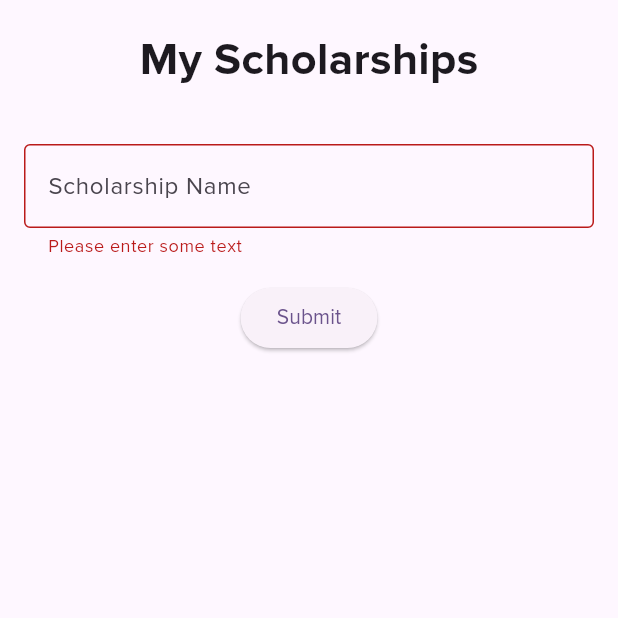
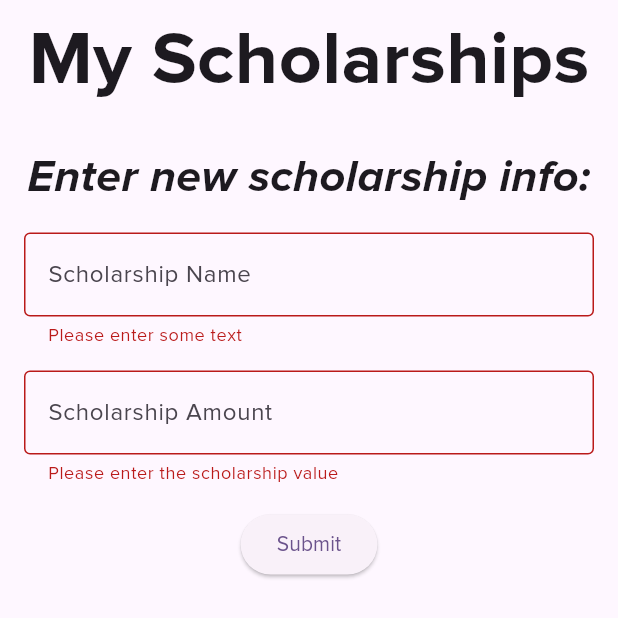
Before and after one commit to maureensanchez99/financial_awareness, a Flutter app: the Scholarships screen opened directly, after a tap on "Submit", on a phone screen of 412 x 824 dp, the top half of it. Run offline on Flutter 3.47's test engine with Material 3 defaults, Android fonts, the phone set to English and light mode, and no system bars.

Commit message:
added another entry field and some styling

```diff
--- a/lib/pages/scholarships.dart
+++ b/lib/pages/scholarships.dart
@@ -19,7 +19,7 @@ class Scholarships extends StatelessWidget {
                 "My Scholarships",
                 style: TextStyle(
                   fontFamily: 'ProximaNova',
-                  fontSize: 30,
+                  fontSize: 50,
                   fontWeight: FontWeight.bold,
                 ),
               ),
@@ -30,6 +30,16 @@ class Scholarships extends StatelessWidget {
                 key: _formKey,
                 child: Column(
                   children: [
+                    Text(
+                      'Enter new scholarship info:',
+                      style: TextStyle(
+                        fontFamily: 'ProximaNova',
+                        fontSize: 30,
+                        fontWeight: FontWeight.bold,
+                        fontStyle: FontStyle.italic,
+                      ),
+                    ),
+                    const SizedBox(height: 16.0),
                     TextFormField( // first text field
                       decoration: const InputDecoration(
                         hintText: 'Scholarship Name',
@@ -38,6 +48,19 @@ class Scholarships extends StatelessWidget {
                       validator: (String? value) {
                         if (value == null || value.isEmpty) {
                           return 'Please enter some text';
+                        }
+                        return null;
+                      },
+                    ),
+                    const SizedBox(height: 16.0),
+                    TextFormField( // first text field
+                      decoration: const InputDecoration(
+                        hintText: 'Scholarship Amount',
+                        border: OutlineInputBorder(),
+                      ),
+                      validator: (String? value) {
+                        if (value == null || value.isEmpty) {
+                          return 'Please enter the scholarship value';
                         }
                         return null;
                       },
```
